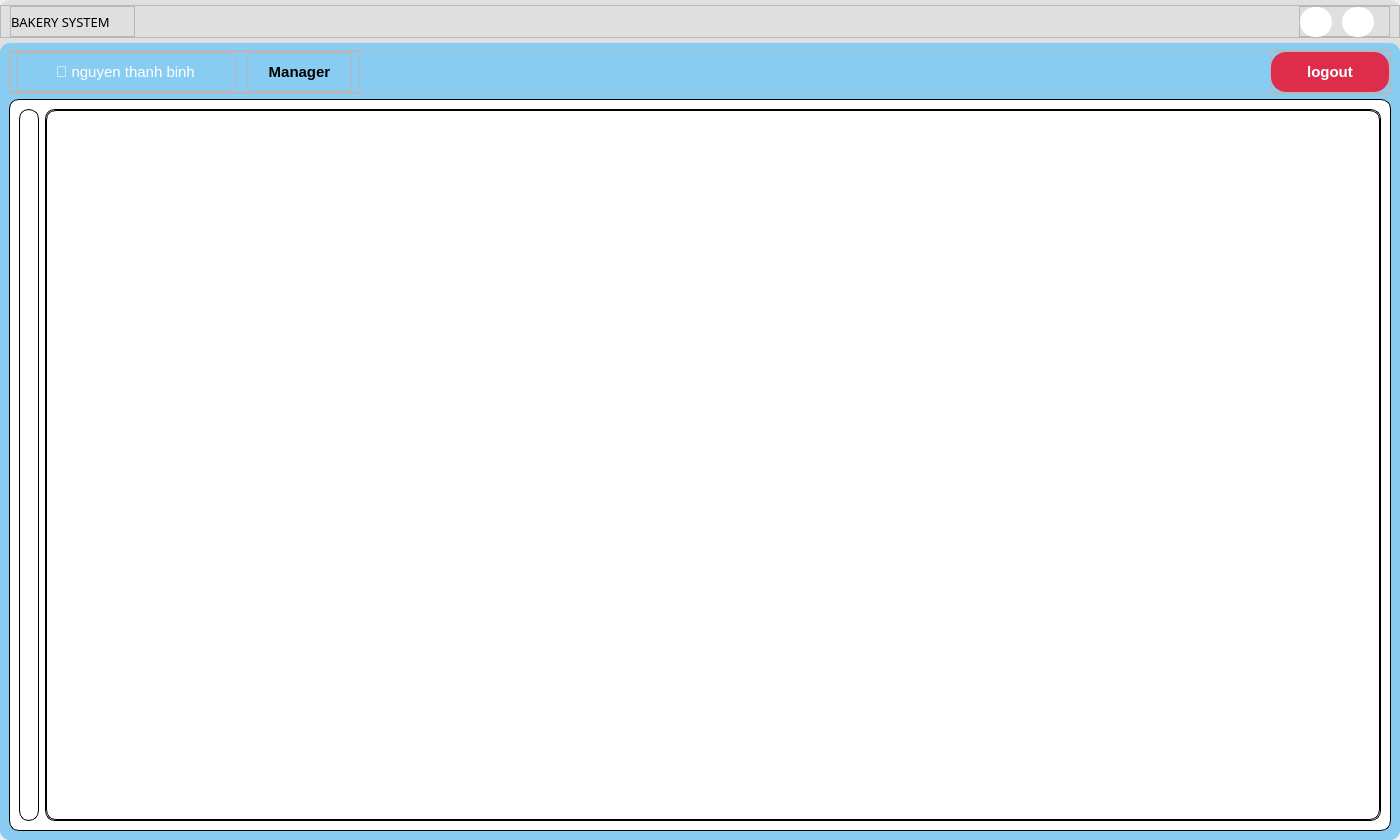
yuukun123/bakery-management-system, file UI/forms/manager/manager_main_screen.ui: the form before one commit.
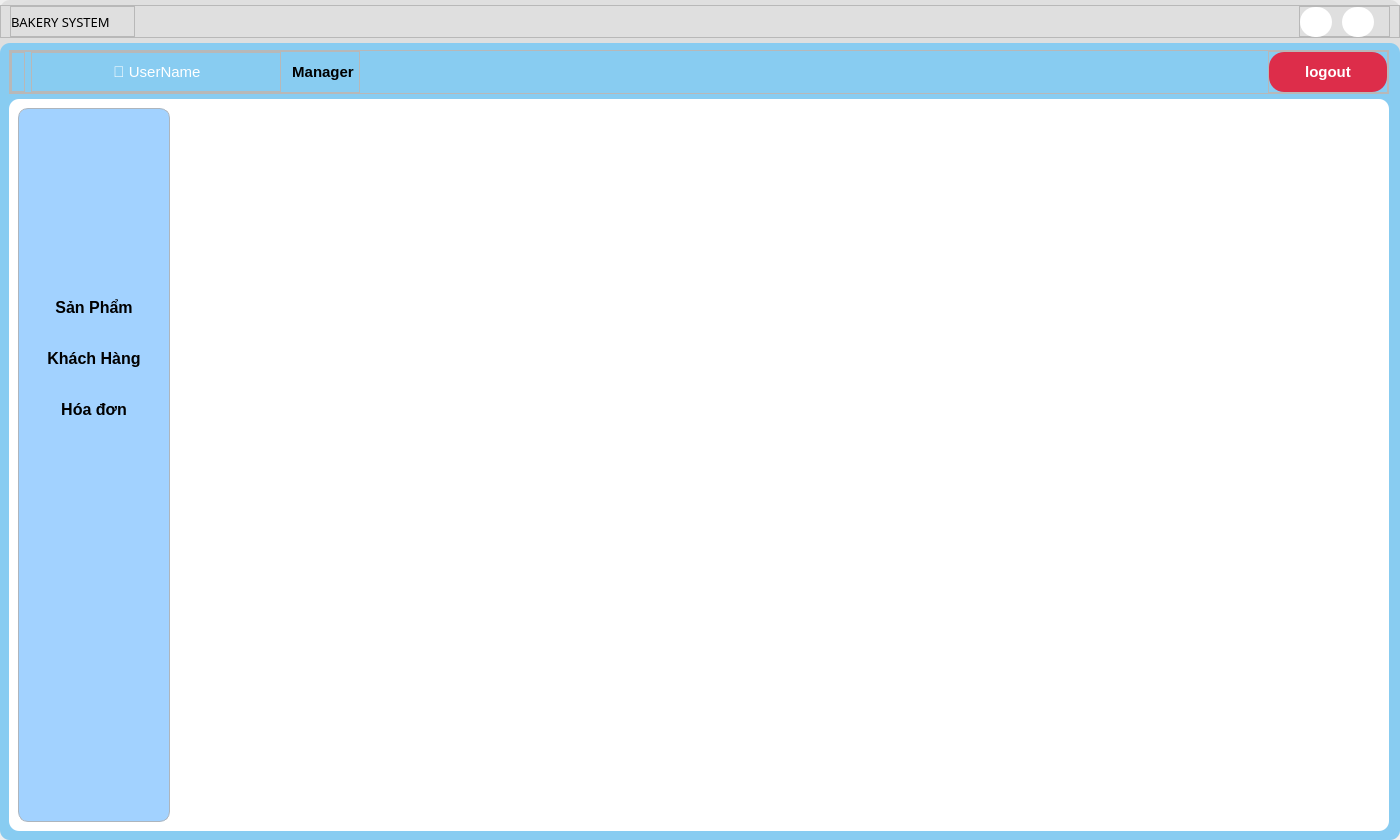
The form after the commit. Icons and pictures are not drawn.

```diff
--- a/UI/forms/manager/manager_main_screen.ui
+++ b/UI/forms/manager/manager_main_screen.ui
@@ -284,6 +284,9 @@
           <property name="topMargin">
            <number>7</number>
           </property>
+          <property name="rightMargin">
+           <number>11</number>
+          </property>
           <item>
            <widget class="QFrame" name="frame_2">
             <property name="frameShape">
@@ -338,11 +341,47 @@
                 <property name="bottomMargin">
                  <number>0</number>
                 </property>
+                <item>
+                 <widget class="QFrame" name="frame_7">
+                  <property name="maximumSize">
+                   <size>
+                    <width>105</width>
+                    <height>16777215</height>
+                   </size>
+                  </property>
+                  <property name="font">
+                   <font>
+                    <weight>75</weight>
+                    <bold>true</bold>
+                   </font>
+                  </property>
+                  <property name="frameShape">
+                   <enum>QFrame::StyledPanel</enum>
+                  </property>
+                  <property name="frameShadow">
+                   <enum>QFrame::Raised</enum>
+                  </property>
+                  <layout class="QVBoxLayout" name="verticalLayout_5">
+                   <property name="leftMargin">
+                    <number>0</number>
+                   </property>
+                   <property name="topMargin">
+                    <number>0</number>
+                   </property>
+                   <property name="rightMargin">
+                    <number>0</number>
+                   </property>
+                   <property name="bottomMargin">
+                    <number>0</number>
+                   </property>
+                  </layout>
+                 </widget>
+                </item>
                 <item>
                  <widget class="QFrame" name="frame">
                   <property name="maximumSize">
                    <size>
-                    <width>220</width>
+                    <width>250</width>
                     <height>16777215</height>
                    </size>
                   </property>
@@ -365,17 +404,17 @@
                    <property name="bottomMargin">
                     <number>0</number>
                    </property>
-                   <item alignment="Qt::AlignHCenter">
+                   <item alignment="Qt::AlignLeft">
                     <widget class="QLabel" name="username_label">
                      <property name="minimumSize">
                       <size>
-                       <width>215</width>
+                       <width>250</width>
                        <height>0</height>
                       </size>
                      </property>
                      <property name="maximumSize">
                       <size>
-                       <width>300</width>
+                       <width>250</width>
                        <height>16777215</height>
                       </size>
                      </property>
@@ -390,7 +429,7 @@
 padding:10px 5px;</string>
                      </property>
                      <property name="text">
-                      <string>👤 nguyen thanh binh</string>
+                      <string>👤 UserName</string>
                      </property>
                      <property name="alignment">
                       <set>Qt::AlignCenter</set>
@@ -407,54 +446,24 @@
                  </widget>
                 </item>
                 <item>
-                 <widget class="QFrame" name="frame_7">
-                  <property name="maximumSize">
-                   <size>
-                    <width>105</width>
-                    <height>16777215</height>
-                   </size>
+                 <widget class="QLabel" name="role_label">
+                  <property name="font">
+                   <font>
+                    <pointsize>11</pointsize>
+                    <weight>75</weight>
+                    <bold>true</bold>
+                   </font>
                   </property>
-                  <property name="frameShape">
-                   <enum>QFrame::StyledPanel</enum>
-                  </property>
-                  <property name="frameShadow">
-                   <enum>QFrame::Raised</enum>
-                  </property>
-                  <layout class="QVBoxLayout" name="verticalLayout_5" stretch="0">
-                   <property name="leftMargin">
-                    <number>0</number>
-                   </property>
-                   <property name="topMargin">
-                    <number>0</number>
-                   </property>
-                   <property name="rightMargin">
-                    <number>0</number>
-                   </property>
-                   <property name="bottomMargin">
-                    <number>0</number>
-                   </property>
-                   <item>
-                    <widget class="QLabel" name="role_label">
-                     <property name="font">
-                      <font>
-                       <pointsize>11</pointsize>
-                       <weight>75</weight>
-                       <bold>true</bold>
-                      </font>
-                     </property>
-                     <property name="styleSheet">
-                      <string notr="true">color: rgb(0, 0, 0);
+                  <property name="styleSheet">
+                   <string notr="true">color: rgb(0, 0, 0);
 padding:10px 5px;</string>
-                     </property>
-                     <property name="text">
-                      <string>Manager</string>
-                     </property>
-                     <property name="alignment">
-                      <set>Qt::AlignCenter</set>
-                     </property>
-                    </widget>
-                   </item>
-                  </layout>
+                  </property>
+                  <property name="text">
+                   <string>Manager</string>
+                  </property>
+                  <property name="alignment">
+                   <set>Qt::AlignCenter</set>
+                  </property>
                  </widget>
                 </item>
                </layout>
@@ -506,7 +515,7 @@
                   </property>
                   <property name="maximumSize">
                    <size>
-                    <width>119</width>
+                    <width>16777215</width>
                     <height>16777215</height>
                    </size>
                   </property>
@@ -558,7 +567,7 @@
             <property name="styleSheet">
              <string notr="true">background-color: rgb(255, 255, 255);
 border-radius:10px;
-border: 1px solid rgb(0, 0, 0)</string>
+</string>
             </property>
             <property name="frameShape">
              <enum>QFrame::StyledPanel</enum>
@@ -569,6 +578,10 @@
             <layout class="QHBoxLayout" name="horizontalLayout_4">
              <item>
               <widget class="QFrame" name="frame_8">
+               <property name="styleSheet">
+                <string notr="true">border: 1px solid #adb5bd;
+background-color: #a2d2ff;</string>
+               </property>
                <property name="frameShape">
                 <enum>QFrame::StyledPanel</enum>
                </property>
@@ -576,8 +589,280 @@
                 <enum>QFrame::Raised</enum>
                </property>
                <layout class="QVBoxLayout" name="verticalLayout_2">
+                <property name="leftMargin">
+                 <number>0</number>
+                </property>
+                <property name="rightMargin">
+                 <number>0</number>
+                </property>
+                <item>
+                 <widget class="QFrame" name="frame_6">
+                  <property name="maximumSize">
+                   <size>
+                    <width>16777215</width>
+                    <height>152</height>
+                   </size>
+                  </property>
+                  <property name="styleSheet">
+                   <string notr="true">border: none;</string>
+                  </property>
+                  <property name="frameShape">
+                   <enum>QFrame::StyledPanel</enum>
+                  </property>
+                  <property name="frameShadow">
+                   <enum>QFrame::Raised</enum>
+                  </property>
+                  <layout class="QVBoxLayout" name="verticalLayout_6">
+                   <property name="leftMargin">
+                    <number>0</number>
+                   </property>
+                   <property name="topMargin">
+                    <number>0</number>
+                   </property>
+                   <property name="rightMargin">
+                    <number>0</number>
+                   </property>
+                   <property name="bottomMargin">
+                    <number>0</number>
+                   </property>
+                   <item>
+                    <widget class="QPushButton" name="pushButton">
+                     <property name="minimumSize">
+                      <size>
+                       <width>150</width>
+                       <height>150</height>
+                      </size>
+                     </property>
+                     <property name="text">
+                      <string/>
+                     </property>
+                     <property name="icon">
+                      <iconset>
+                       <normaloff>../../images/sweets.png</normaloff>../../images/sweets.png</iconset>
+                     </property>
+                     <property name="iconSize">
+                      <size>
+                       <width>190</width>
+                       <height>125</height>
+                      </size>
+                     </property>
+                    </widget>
+                   </item>
+                  </layout>
+                 </widget>
+                </item>
                 <item>
                  <widget class="QFrame" name="frame_10">
+                  <property name="styleSheet">
+                   <string notr="true">border: none</string>
+                  </property>
+                  <property name="frameShape">
+                   <enum>QFrame::StyledPanel</enum>
+                  </property>
+                  <property name="frameShadow">
+                   <enum>QFrame::Raised</enum>
+                  </property>
+                  <layout class="QVBoxLayout" name="verticalLayout_7">
+                   <property name="spacing">
+                    <number>0</number>
+                   </property>
+                   <property name="leftMargin">
+                    <number>0</number>
+                   </property>
+                   <property name="topMargin">
+                    <number>0</number>
+                   </property>
+                   <property name="rightMargin">
+                    <number>0</number>
+                   </property>
+                   <property name="bottomMargin">
+                    <number>100</number>
+                   </property>
+                   <item>
+                    <widget class="QToolButton" name="product_btn">
+                     <property name="sizePolicy">
+                      <sizepolicy hsizetype="Preferred" vsizetype="Fixed">
+                       <horstretch>0</horstretch>
+                       <verstretch>0</verstretch>
+                      </sizepolicy>
+                     </property>
+                     <property name="minimumSize">
+                      <size>
+                       <width>0</width>
+                       <height>40</height>
+                      </size>
+                     </property>
+                     <property name="font">
+                      <font>
+                       <pointsize>12</pointsize>
+                       <weight>75</weight>
+                       <italic>false</italic>
+                       <bold>true</bold>
+                       <underline>false</underline>
+                       <strikeout>false</strikeout>
+                      </font>
+                     </property>
+                     <property name="styleSheet">
+                      <string notr="true">#product_btn{
+	border: 0px solid rgb(138, 138, 138);
+	border-radius: none;
+	background-color: none;
+}
+
+#product_btn:hover{
+	background-color: #adb5bd;
+	color: rgb(255, 255, 255)
+}
+
+#product_btn:pressed{
+	background-color: rgb(7, 170, 7);
+	color: rgb(255, 255, 255);
+}
+
+#product_btn:checked{
+	background-color: #00b4d8;
+	color: rgb(255, 255, 255)
+}
+
+#product_btn::hover:checked{
+	background-color: #adb5bd;
+	color: rgb(255, 255, 255)
+}
+
+#product_btn:pressed:checked{
+	background-color: #rgb(7, 170, 7);
+	color: rgb(255, 255, 255)
+}</string>
+                     </property>
+                     <property name="text">
+                      <string>Sản Phẩm</string>
+                     </property>
+                    </widget>
+                   </item>
+                   <item>
+                    <widget class="QToolButton" name="customer_btn">
+                     <property name="sizePolicy">
+                      <sizepolicy hsizetype="Preferred" vsizetype="Fixed">
+                       <horstretch>0</horstretch>
+                       <verstretch>0</verstretch>
+                      </sizepolicy>
+                     </property>
+                     <property name="minimumSize">
+                      <size>
+                       <width>0</width>
+                       <height>40</height>
+                      </size>
+                     </property>
+                     <property name="font">
+                      <font>
+                       <pointsize>12</pointsize>
+                       <weight>75</weight>
+                       <bold>true</bold>
+                      </font>
+                     </property>
+                     <property name="styleSheet">
+                      <string notr="true">#customer_btn{
+	border: 0px solid rgb(138, 138, 138);
+	border-radius: none;
+	background-color: none;
+}
+
+#customer_btn:hover{
+	background-color: #adb5bd;
+	color: rgb(255, 255, 255)
+}
+
+#customer_btn:pressed{
+	background-color: rgb(7, 170, 7);
+	color: rgb(255, 255, 255);
+}
+
+#customer_btn:checked{
+	background-color: #00b4d8;
+	color: rgb(255, 255, 255)
+}
+
+#customer_btn::hover:checked{
+	background-color: #adb5bd;
+	color: rgb(255, 255, 255)
+}
+
+#customer_btn:pressed:checked{
+	background-color: #rgb(7, 170, 7);
+	color: rgb(255, 255, 255)
+}</string>
+                     </property>
+                     <property name="text">
+                      <string>Khách Hàng</string>
+                     </property>
+                    </widget>
+                   </item>
+                   <item>
+                    <widget class="QToolButton" name="invoice_btn">
+                     <property name="sizePolicy">
+                      <sizepolicy hsizetype="Preferred" vsizetype="Fixed">
+                       <horstretch>0</horstretch>
+                       <verstretch>0</verstretch>
+                      </sizepolicy>
+                     </property>
+                     <property name="minimumSize">
+                      <size>
+                       <width>0</width>
+                       <height>40</height>
+                      </size>
+                     </property>
+                     <property name="font">
+                      <font>
+                       <pointsize>12</pointsize>
+                       <weight>75</weight>
+                       <bold>true</bold>
+                      </font>
+                     </property>
+                     <property name="styleSheet">
+                      <string notr="true">#invoice_btn{
+	border: 0px solid rgb(138, 138, 138);
+	border-radius: none;
+	background-color: none;
+}
+
+#invoice_btn:hover{
+	background-color: #adb5bd;
+	color: rgb(255, 255, 255)
+}
+
+#invoice_btn:pressed{
+	background-color: rgb(7, 170, 7);
+	color: rgb(255, 255, 255);
+}
+
+#invoice_btn:checked{
+	background-color: #00b4d8;
+	color: rgb(255, 255, 255)
+}
+
+#invoice_btn::hover:checked{
+	background-color: #adb5bd;
+	color: rgb(255, 255, 255)
+}
+
+#invoice_btn:pressed:checked{
+	background-color: #rgb(7, 170, 7);
+	color: rgb(255, 255, 255)
+}</string>
+                     </property>
+                     <property name="text">
+                      <string>Hóa đơn</string>
+                     </property>
+                    </widget>
+                   </item>
+                  </layout>
+                 </widget>
+                </item>
+                <item>
+                 <widget class="QFrame" name="frame_12">
+                  <property name="styleSheet">
+                   <string notr="true">border: none;</string>
+                  </property>
                   <property name="frameShape">
                    <enum>QFrame::StyledPanel</enum>
                   </property>
@@ -592,10 +877,14 @@
              <item>
               <widget class="QStackedWidget" name="stackedWidget">
                <property name="frameShadow">
-                <enum>QFrame::Sunken</enum>
+                <enum>QFrame::Raised</enum>
                </property>
-               <widget class="QWidget" name="page_3"/>
-               <widget class="QWidget" name="page_4"/>
+               <property name="lineWidth">
+                <number>0</number>
+               </property>
+               <widget class="QWidget" name="prodcut_page"/>
+               <widget class="QWidget" name="customer_page"/>
+               <widget class="QWidget" name="invoice_page"/>
               </widget>
              </item>
             </layout>
```
